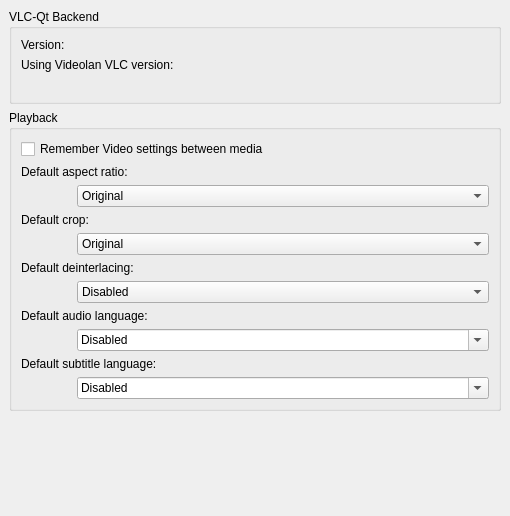
Above: src/ui/settings/SettingsBackend.ui from ntadej/tano before the change. Below: the same form after it.
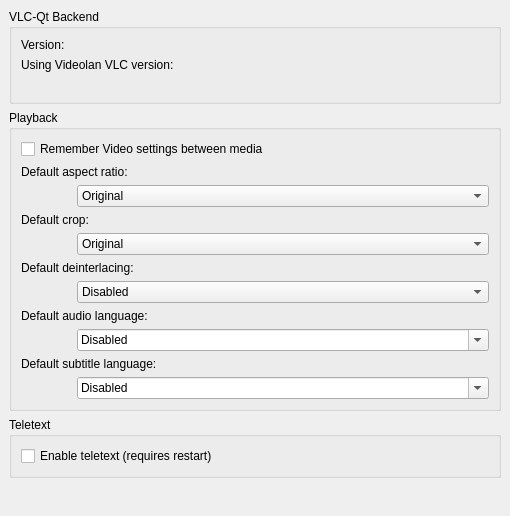
That is the form after the change. Icons and pictures are not drawn.

Commit message:
Disable teletext by default due to bugginess
User can enable it from settings

What changed in the file:
```diff
--- a/src/ui/settings/SettingsBackend.ui
+++ b/src/ui/settings/SettingsBackend.ui
@@ -31,8 +31,8 @@
        <rect>
         <x>0</x>
         <y>0</y>
-        <width>510</width>
-        <height>516</height>
+        <width>494</width>
+        <height>532</height>
        </rect>
       </property>
       <layout class="QVBoxLayout" name="verticalLayout_2">
@@ -289,6 +289,22 @@
          </layout>
         </widget>
        </item>
+       <item>
+        <widget class="QGroupBox" name="groupTeletext">
+         <property name="title">
+          <string>Teletext</string>
+         </property>
+         <layout class="QVBoxLayout" name="verticalLayout_3">
+          <item>
+           <widget class="QCheckBox" name="checkTeletext">
+            <property name="text">
+             <string>Enable teletext (requires restart)</string>
+            </property>
+           </widget>
+          </item>
+         </layout>
+        </widget>
+       </item>
        <item>
         <spacer name="verticalSpacer">
          <property name="orientation">
```
The commit also changes 26 other files.
